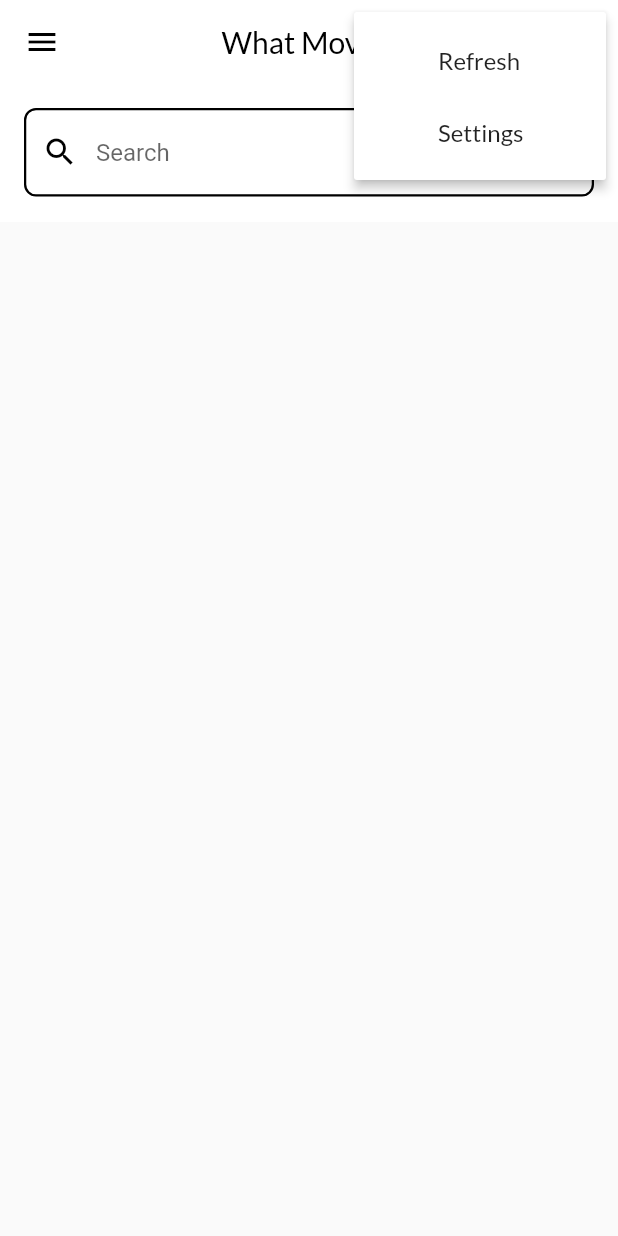
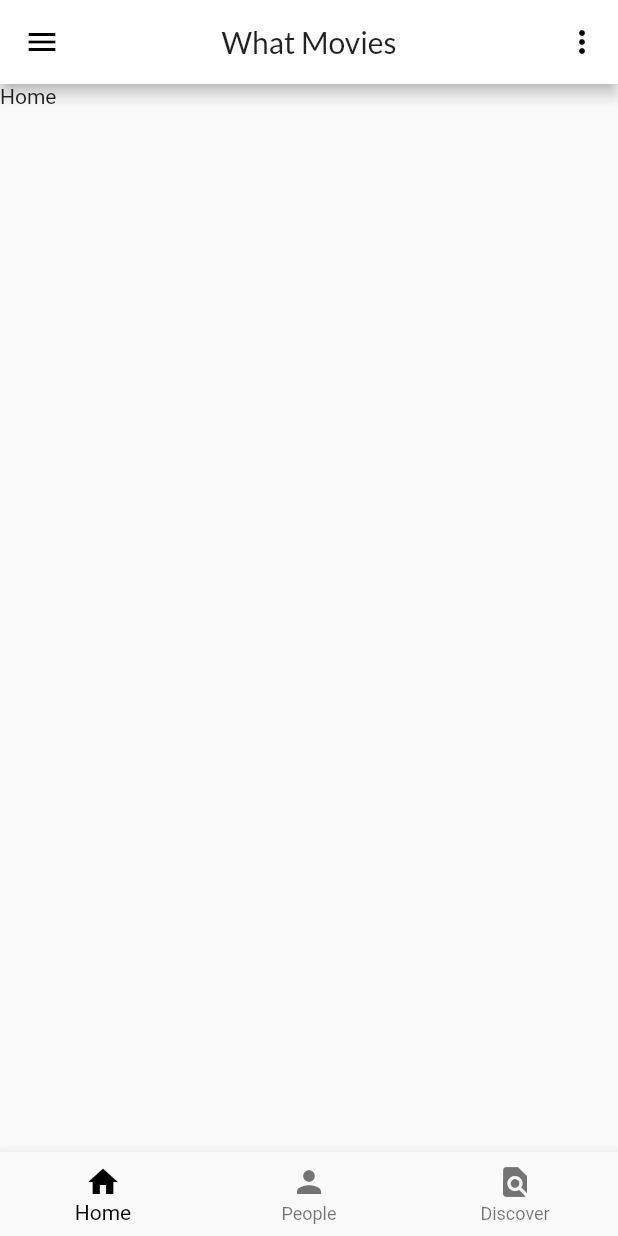
Before and after one commit to indrian16/whats_movies, a Flutter app: the screen it shows after launch, after a tap on the "more vert" icon, on a phone screen of 412 x 824 dp. Run offline on Flutter 3.47's test engine with Material 2 defaults, Android fonts, the phone set to English and light mode, and no system bars; our stand-ins replace bloc, equatable, flutter_bloc.

Commit message:
add bloc menu

```diff
--- /dev/null
+++ b/lib/blocs/menu/bloc.dart
@@ -0,0 +1,3 @@
+export 'menu_bloc.dart';
+export 'menu_event.dart';
+export 'menu_state.dart';
--- /dev/null
+++ b/lib/blocs/menu/menu_bloc.dart
@@ -0,0 +1,30 @@
+import 'dart:async';
+import 'package:bloc/bloc.dart';
+import './bloc.dart';
+
+class MenuBloc extends Bloc<MenuEvent, MenuState> {
+
+  @override
+  MenuState get initialState => HomeState();
+
+  @override
+  Stream<MenuState> mapEventToState(
+    MenuEvent event,
+  ) async* {
+
+    if (event is SelectHome && currentState != HomeState) {
+
+      yield HomeState();
+    }
+
+    if (event is SelectDiscover && currentState != DiscoverState) {
+
+      yield DiscoverState();
+    }
+
+    if (event is SelectPeople && currentState != PeopleState) {
+
+      yield PeopleState();
+    }
+  }
+}
--- /dev/null
+++ b/lib/blocs/menu/menu_event.dart
@@ -0,0 +1,26 @@
+import 'package:meta/meta.dart';
+import 'package:equatable/equatable.dart';
+
+@immutable
+abstract class MenuEvent extends Equatable {
+
+  MenuEvent([List props = const []]) : super(props);
+}
+
+class SelectHome extends MenuEvent {
+
+  @override
+  String toString() => 'SelectHome';
+}
+
+class SelectPeople extends MenuEvent {
+
+  @override
+  String toString() => 'SelectPeople';
+}
+
+class SelectDiscover extends MenuEvent {
+
+  @override
+  String toString() => 'SelectDiscover';
+}
--- /dev/null
+++ b/lib/blocs/menu/menu_state.dart
@@ -0,0 +1,35 @@
+import 'package:meta/meta.dart';
+import 'package:equatable/equatable.dart';
+
+@immutable
+abstract class MenuState extends Equatable {
+
+  final int currentTab = 0;
+
+  MenuState([List props = const []]) : super(props);
+}
+
+class HomeState extends MenuState {
+
+  final int currentTab = 0;
+
+  @override
+  String toString() => 'HomeState';
+}
+
+class PeopleState extends MenuState {
+
+  final int currentTab = 1;
+
+  @override
+  String toString() => 'People';
+}
+
+
+class DiscoverState extends MenuState {
+
+  final int currentTab = 2;
+
+  @override
+  String toString() => 'DiscoverState';
+}
--- a/lib/main.dart
+++ b/lib/main.dart
@@ -1,8 +1,14 @@
+import 'package:bloc/bloc.dart';
 import 'package:flutter/material.dart';
 
+import 'bloc_delegate.dart';
 import 'screens/screens.dart';
 
-void main() => runApp(MyApp());
+void main() {
+
+  BlocSupervisor.delegate = MyBlocDelegate();
+  runApp(MyApp());
+}
 
 class MyApp extends StatelessWidget {
   @override
@@ -10,8 +16,11 @@ class MyApp extends StatelessWidget {
     return MaterialApp(
       debugShowCheckedModeBanner: false,
       title: 'What Movies',
-      theme: ThemeData.light(),
-      home: HomeScreen(),
+      theme: ThemeData(
+        primaryColor: Colors.white,
+        accentColor: Colors.black,
+      ),
+      home: MainScreen(),
     );
   }
 }
--- /dev/null
+++ b/lib/screens/home/home_screen.dart
@@ -0,0 +1,15 @@
+import 'package:flutter/material.dart';
+
+class HomeScreen extends StatefulWidget {
+  @override
+  _HomeScreenState createState() => _HomeScreenState();
+}
+
+class _HomeScreenState extends State<HomeScreen> {
+  @override
+  Widget build(BuildContext context) {
+    return Container(
+      child: Text('Home'),
+    );
+  }
+}
--- a/lib/screens/home_screen.dart
+++ /dev/null
@@ -1,154 +0,0 @@
-import 'package:flutter/material.dart';
-import 'package:flutter/painting.dart';
-
-import 'package:whats_movies/screens/widgets/widgets.dart';
-
-class HomeScreen extends StatefulWidget {
-  @override
-  _HomeScreenState createState() => _HomeScreenState();
-}
-
-class _HomeScreenState extends State<HomeScreen> {
-  final GlobalKey<ScaffoldState> _scaffoldKey = GlobalKey<ScaffoldState>();
-
-  List<_HomePopupMenu> _menus = [
-    _HomePopupMenu(title: 'Refresh', icon: Icons.refresh),
-    _HomePopupMenu(title: 'Settings', icon: Icons.settings)
-  ];
-
-  @override
-  Widget build(BuildContext context) {
-    return Scaffold(
-      key: _scaffoldKey,
-      appBar: AppBar(
-        title: Text('What Movies',
-            style: TextStyle(
-              fontFamily: 'Lato',
-              color: Colors.black,
-            )),
-        backgroundColor: Colors.white,
-        centerTitle: true,
-        elevation: 0.0,
-        leading: IconButton(
-          onPressed: _showBottomSheet,
-          icon: Icon(
-            Icons.menu,
-            color: Colors.black,
-          ),
-        ),
-        actions: <Widget>[
-          PopupMenuButton<_HomePopupMenu>(
-            elevation: 3.0,
-            icon: Icon(Icons.more_vert, color: Colors.black),
-            onSelected: _selectMenu,
-            itemBuilder: (_) {
-              return _menus
-                  .map((menu) => PopupMenuItem<_HomePopupMenu>(
-                        value: menu,
-                        child: Row(
-                          mainAxisSize: MainAxisSize.min,
-                          children: <Widget>[
-                            Icon(menu.icon),
-                            SizedBox(width: 16.0),
-                            Text(
-                              menu.title,
-                              style: TextStyle(fontFamily: 'Lato'),
-                            ),
-                          ],
-                        ),
-                      ))
-                  .toList();
-            },
-          )
-        ],
-      ),
-      body: Container(
-        color: Colors.white,
-        child: SingleChildScrollView(
-          child: Column(
-            children: <Widget>[
-              Padding(
-                padding: const EdgeInsets.all(16.0),
-                child: MainSearchBox(),
-              )
-            ],
-          ),
-        ),
-      ),
-    );
-  }
-
-  _showBottomSheet() {
-    _scaffoldKey.currentState.showBottomSheet<void>((_) {
-      return Container(
-        height: 300.0,
-        width: double.infinity,
-        decoration: BoxDecoration(
-          color: Colors.white,
-          borderRadius: BorderRadius.only(
-            topLeft: const Radius.circular(25.0),
-            topRight: const Radius.circular(25.0)
-          ),
-          boxShadow: [
-            BoxShadow(
-              color: Colors.black12,
-              blurRadius: 20.0,
-              spreadRadius: 7.0,
-              offset: Offset(
-                0.0,
-                0.0
-              )
-            )
-          ]
-        ),
-        child: Column(
-          crossAxisAlignment: CrossAxisAlignment.center,
-          children: <Widget>[
-            IconButton(
-              onPressed: () => Navigator.pop(context),
-              icon: Icon(Icons.arrow_drop_down),
-            ),
-            Padding(
-              padding: EdgeInsets.only(top: 16.0, right: 8.0, left: 8.0),
-              child: Column(
-                children: <Widget>[
-                  ListTile(
-                    onTap: () {},
-                    leading: Icon(Icons.history),
-                    title: Text(
-                      'Recentyl view',
-                      style: TextStyle(
-                        fontFamily: 'Lato'
-                      ),
-                    ),
-                  ),
-                  ListTile(
-                    onTap: () {},
-                    leading: Icon(Icons.bookmark),
-                    title: Text(
-                      'Bookmark',
-                      style: TextStyle(
-                        fontFamily: 'Lato'
-                      ),
-                    ),
-                  )
-                ],
-              ),
-            )
-          ],
-        ),
-      );
-    });
-  }
-
-  _selectMenu(_HomePopupMenu menuItem) {
-    print('select ${menuItem.title}');
-  }
-}
-
-class _HomePopupMenu {
-  final String title;
-  final IconData icon;
-
-  _HomePopupMenu({this.title, this.icon});
-}
--- /dev/null
+++ b/lib/screens/main/main_screen.dart
@@ -0,0 +1,125 @@
+import 'package:flutter/material.dart';
+import 'package:flutter/painting.dart';
+import 'package:flutter_bloc/flutter_bloc.dart';
+
+import 'package:whats_movies/blocs/menu/bloc.dart';
+import 'package:whats_movies/blocs/menu/menu_bloc.dart';
+
+import 'package:whats_movies/screens/screens.dart';
+
+class MainScreen extends StatefulWidget {
+  @override
+  _MainScreenState createState() => _MainScreenState();
+}
+
+class _MainScreenState extends State<MainScreen> {
+
+  MenuBloc _menuBloc = MenuBloc();
+
+  @override
+  Widget build(BuildContext context) {
+    return BlocBuilder(
+      bloc: _menuBloc,
+      builder: (_, MenuState state) {
+        return Scaffold(
+          appBar: AppBar(
+            centerTitle: true,
+            leading: IconButton(
+              onPressed: () {},
+              icon: Icon(Icons.menu),
+            ),
+            actions: <Widget>[
+              IconButton(
+                onPressed: () {},
+                icon: Icon(Icons.more_vert),
+              )
+            ],
+            title: Text(
+              'What Movies',
+              style: TextStyle(
+                fontFamily: 'Lato'
+              ),
+            ),
+          ),
+          body: _bodyScreen(state),
+          bottomNavigationBar: BottomNavigationBar(
+            currentIndex: state.currentTab,
+            onTap: _onTapBottomNav,
+            fixedColor: Colors.black,
+            items: [
+              BottomNavigationBarItem(
+                icon: Icon(Icons.home),
+                title: Text(
+                  'Home',
+                  style: TextStyle(
+                    fontFamily: 'Lato'
+                  ),
+                )
+              ),
+              BottomNavigationBarItem(
+                icon: Icon(Icons.person),
+                title: Text(
+                  'People',
+                  style: TextStyle(
+                    fontFamily: 'Lato'
+                  ),
+                )
+              ),
+              BottomNavigationBarItem(
+                icon: Icon(Icons.find_in_page),
+                title: Text(
+                  'Discover',
+                  style: TextStyle(
+                    fontFamily: 'Lato'
+                  ),
+                )
+              )
+            ],
+          ),
+        );
+      },
+    );
+  }
+
+  _bodyScreen(MenuState state) {
+
+    if (state is HomeState) {
+
+      return HomeScreen();
+    }
+
+    if (state is PeopleState) {
+
+      return PeopleScreen();
+    }
+
+    if (state is DiscoverState) {
+
+      return DiscoverScreen();
+    }
+  }
+
+  _onTapBottomNav(int index) {
+
+    if (index == 0) {
+
+      _menuBloc.dispatch(SelectHome());
+    }
+
+    if (index == 1) {
+
+      _menuBloc.dispatch(SelectPeople());
+    }
+
+    if (index == 2) {
+
+      _menuBloc.dispatch(SelectDiscover());
+    }
+  }
+
+  @override
+  void dispose() {
+    _menuBloc.dispose();
+    super.dispose();
+  }
+}
--- a/lib/screens/screens.dart
+++ b/lib/screens/screens.dart
@@ -1 +1,4 @@
-export './home_screen.dart';
+export './main/main_screen.dart';
+export './home/home_screen.dart';
+export './people/people_screen.dart';
+export './discover/discover_screen.dart';
--- a/pubspec.yaml
+++ b/pubspec.yaml
@@ -17,6 +17,11 @@ environment:
   sdk: ">=2.1.0 <3.0.0"
 
 dependencies:
+
+  equatable: ^0.2.5
+  bloc: ^0.14.1
+  flutter_bloc: ^0.15.0
+
   flutter:
     sdk: flutter
 
```
Also changed, not shown: lib/bloc_delegate.dart (added, +16 -0 lines), lib/screens/discover/discover_screen.dart (added, +15 -0 lines), lib/screens/people/people_screen.dart (added, +15 -0 lines), pubspec.lock.
